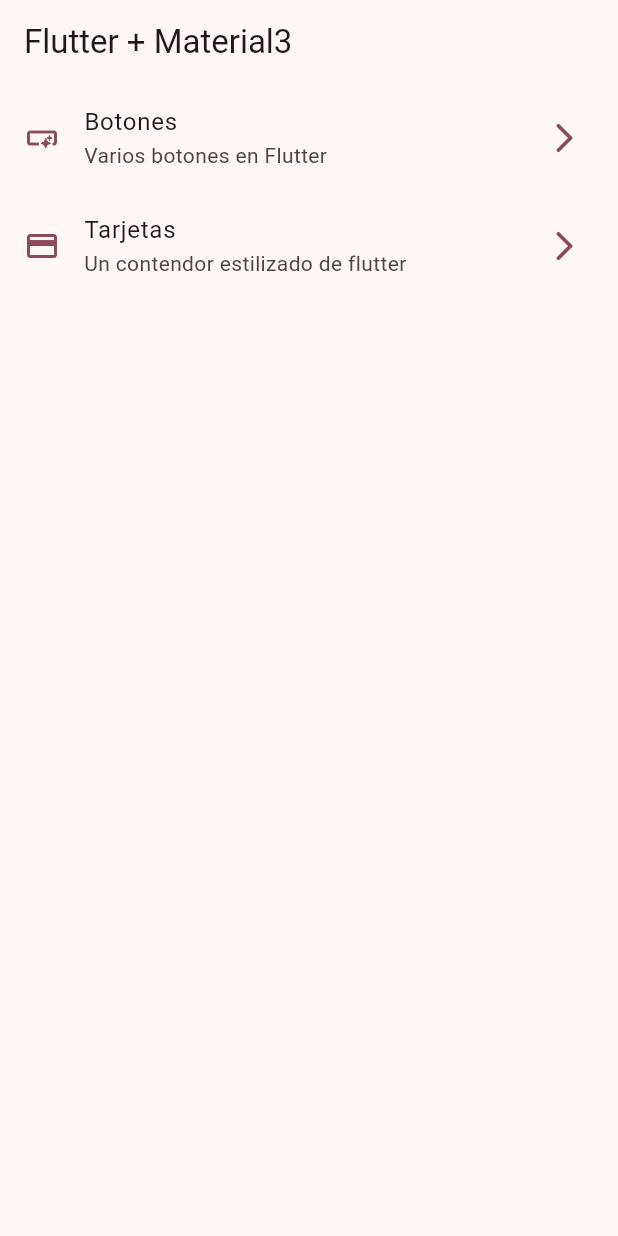
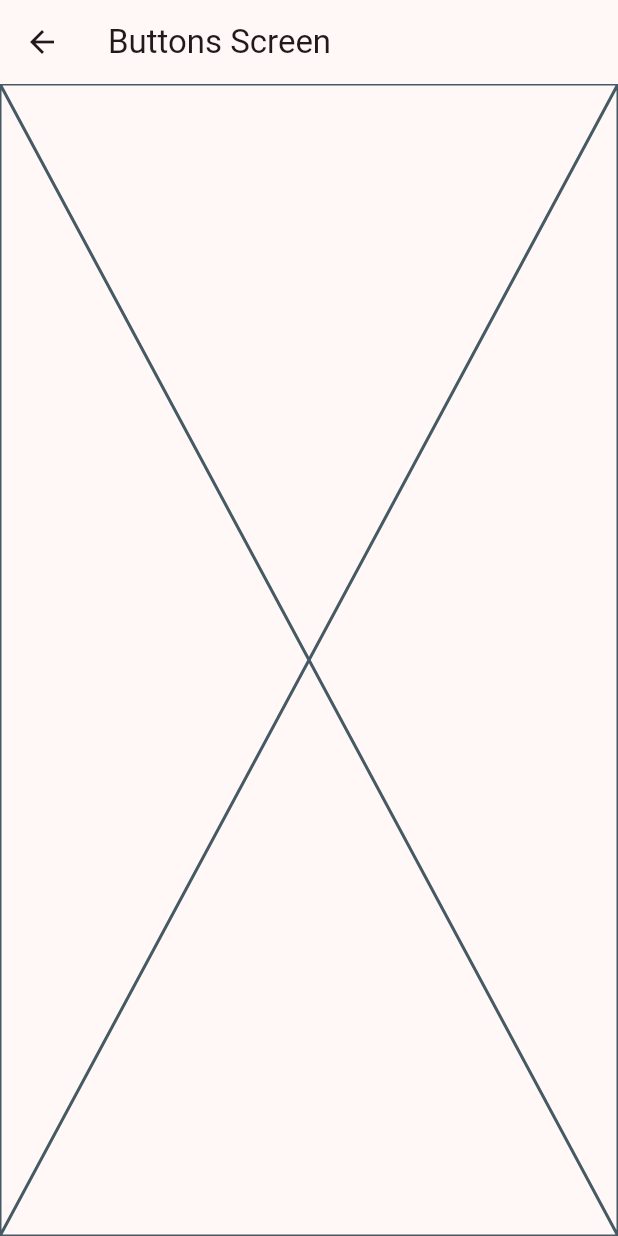
Before and after one commit to Mad-Lain/wiget_app, a Flutter app: the screen it shows after launch, after a tap on "Botones", on a phone screen of 412 x 824 dp. Run offline on Flutter 3.47's test engine with Material 3 defaults, Android fonts, the phone set to English and light mode, and no system bars.

```diff
--- a/lib/config/menu/menu_items.dart
+++ b/lib/config/menu/menu_items.dart
@@ -24,7 +24,7 @@ const appMenuItems = <MenuItems>[
 
   MenuItems(
     icon: Icons.credit_card,
-    link: '/card',
+    link: '/cards',
     subTittle: 'Un contendor estilizado de flutter',
     tittle: 'Tarjetas',
   ),
--- a/lib/main.dart
+++ b/lib/main.dart
@@ -1,5 +1,7 @@
 import 'package:flutter/material.dart';
 import 'package:widgets_app/config/theme/app_theme.dart';
+import 'package:widgets_app/presentation/screens/buttons/buttons_screen.dart';
+import 'package:widgets_app/presentation/screens/cards/cards_screen.dart';
 import 'package:widgets_app/presentation/screens/home/home_screen.dart';
 
 void main() {
@@ -15,6 +17,10 @@ class MainApp extends StatelessWidget {
       debugShowCheckedModeBanner: false,
       theme: AppTheme(selectedColor: 8).getTheme(),
       home: const HomeScreen(),
+      routes: {
+        '/buttons': (context) => ButtonsScreen(),
+        '/cards': (context) => CardsScreen(),
+      },
     );
   }
 }
--- /dev/null
+++ b/lib/presentation/screens/buttons/buttons_screen.dart
@@ -0,0 +1,13 @@
+import 'package:flutter/material.dart';
+
+class ButtonsScreen extends StatelessWidget {
+  const ButtonsScreen({super.key});
+
+  @override
+  Widget build(BuildContext context) {
+    return Scaffold(
+      appBar: AppBar(title: Text('Buttons Screen')),
+      body: const Placeholder(),
+    );
+  }
+}
--- a/lib/presentation/screens/home/home_screen.dart
+++ b/lib/presentation/screens/home/home_screen.dart
@@ -1,5 +1,6 @@
 import 'package:flutter/material.dart';
 import 'package:widgets_app/config/menu/menu_items.dart';
+import 'package:widgets_app/presentation/screens/buttons/buttons_screen.dart';
 
 class HomeScreen extends StatelessWidget {
   const HomeScreen({super.key});
@@ -45,7 +46,10 @@ class _CustomListTitle extends StatelessWidget {
       title: Text(menuItem.tittle),
       subtitle: Text(menuItem.subTittle),
       onTap: () {
-        //Todo navegar a otra pantalla
+        //Navigator.of(context).push(
+        //  MaterialPageRoute<void>(builder: (context) => const ButtonsScreen()),
+        //);
+        Navigator.pushNamed(context, menuItem.link);
       },
     );
   }
```
Also changed, not shown: lib/presentation/screens/cards/cards_screen.dart (added, +13 -0 lines).
